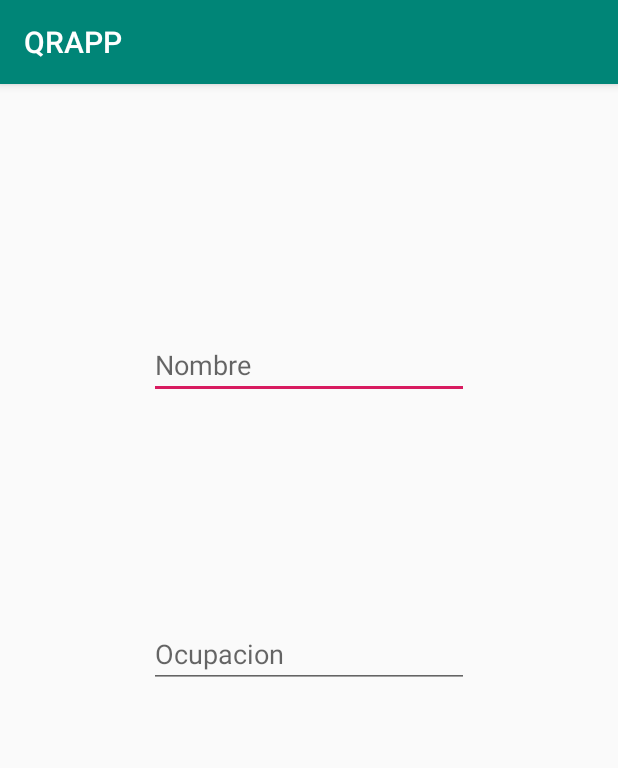
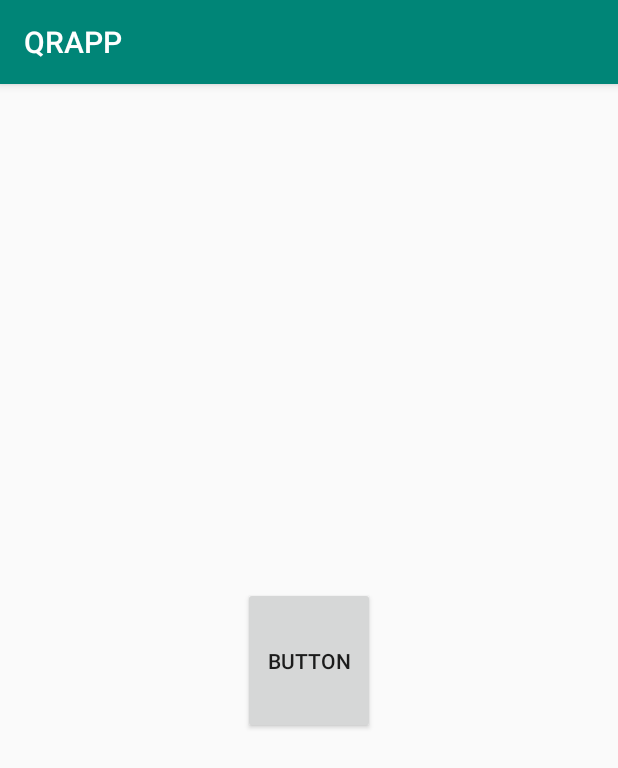
Before and after one commit to CristopherBarrios/ProyectoAndroid, an Android app: the screen it shows after launch (MainActivity), on a phone screen of 412 x 824 dp. Shown: the top 768 px of the screen. Run offline under Robolectric (Android 15) with nearby library versions, the phone set to English and light mode, and no system bars; our stand-ins replace Volley.

```diff
--- a/AppQRAndroid/app/build.gradle
+++ b/AppQRAndroid/app/build.gradle
@@ -24,10 +24,12 @@ android {
 
 dependencies {
     implementation fileTree(dir: 'libs', include: ['*.jar'])
-    implementation"org.jetbrains.kotlin:kotlin-stdlib-jdk7:$kotlin_version"
+    implementation "org.jetbrains.kotlin:kotlin-stdlib-jdk7:$kotlin_version"
     implementation 'com.android.support:appcompat-v7:28.0.0'
     implementation 'com.android.support.constraint:constraint-layout:1.1.3'
+    implementation 'com.android.volley:volley:1.1.1'
     testImplementation 'junit:junit:4.12'
     androidTestImplementation 'com.android.support.test:runner:1.0.2'
     androidTestImplementation 'com.android.support.test.espresso:espresso-core:3.0.2'
+    implementation 'com.android.support:recyclerview-v7:28.0.0'
 }
--- a/AppQRAndroid/app/src/main/java/com/example/qrapp/MainActivity.kt
+++ b/AppQRAndroid/app/src/main/java/com/example/qrapp/MainActivity.kt
@@ -1,7 +1,10 @@
 package com.example.qrapp
 
+import android.content.Intent
 import android.support.v7.app.AppCompatActivity
 import android.os.Bundle
+import android.view.View
+import android.widget.Toast
 
 class MainActivity : AppCompatActivity() {
 
@@ -9,4 +12,9 @@ class MainActivity : AppCompatActivity() {
         super.onCreate(savedInstanceState)
         setContentView(R.layout.activity_main)
     }
+    fun ventana(view: View) {
+        val hola = Intent(this@MainActivity, Main2Activity::class.java)
+        startActivity(hola)
+        Toast.makeText(this,"Bienvenido",Toast.LENGTH_LONG).show()
+    }
 }
--- /dev/null
+++ b/AppQRAndroid/app/src/main/java/com/example/qrapp/VolleySingleton.kt
@@ -0,0 +1,33 @@
+package com.example.qrapp
+
+import android.app.Application
+import com.android.volley.Request
+import com.android.volley.RequestQueue
+import com.android.volley.toolbox.Volley
+
+class VolleySingleton :Application() {
+    override fun onCreate() {
+        super.onCreate()
+        instance = this
+    }
+
+    val requestQueue: RequestQueue? = null
+        get() {
+            if (field == null) {
+                return Volley.newRequestQueue(applicationContext)
+            }
+            return field
+        }
+
+    fun <T> addToRequestQueue(request: Request<T>) {
+        request.tag = TAG
+        requestQueue?.add(request)
+    }
+
+    companion object {
+        private val TAG = VolleySingleton::class.java.simpleName
+        @get:Synchronized var instance: VolleySingleton? = null
+            private set
+    }
+
+}
--- /dev/null
+++ b/AppQRAndroid/app/src/main/java/com/example/qrapp/hero.kt
@@ -0,0 +1,3 @@
+package com.example.qrapp
+
+class hero (val name: String , val role : String)
--- a/AppQRAndroid/app/src/main/res/layout/activity_main.xml
+++ b/AppQRAndroid/app/src/main/res/layout/activity_main.xml
@@ -6,24 +6,15 @@
         android:layout_width="match_parent"
         android:layout_height="match_parent"
         tools:context=".MainActivity">
-    <EditText
+
+
+    <Button
+            android:text="Button"
             android:layout_width="wrap_content"
-            android:layout_height="wrap_content"
-            android:inputType="textPersonName"
-            android:ems="10"
-            android:id="@+id/editText" app:layout_constraintTop_toTopOf="parent"
-            android:layout_marginBottom="8dp" app:layout_constraintBottom_toBottomOf="parent"
-            app:layout_constraintVertical_bias="0.23000002" android:layout_marginEnd="8dp"
-            app:layout_constraintEnd_toEndOf="parent" android:layout_marginRight="8dp" android:layout_marginStart="8dp"
-            app:layout_constraintStart_toStartOf="parent" android:layout_marginLeft="8dp" android:hint="@string/name"/>
-    <EditText
-            android:layout_width="wrap_content"
-            android:layout_height="wrap_content"
-            android:inputType="textPersonName"
-            android:ems="10"
-            android:id="@+id/editText2" app:layout_constraintTop_toTopOf="parent"
-            android:layout_marginBottom="8dp" app:layout_constraintBottom_toBottomOf="parent"
-            android:layout_marginEnd="8dp" app:layout_constraintEnd_toEndOf="parent" android:layout_marginRight="8dp"
-            android:layout_marginStart="8dp" app:layout_constraintStart_toStartOf="parent"
-            android:layout_marginLeft="8dp" android:hint="@string/role"/>
+            android:layout_height="98dp"
+            android:id="@+id/button4" android:layout_marginTop="8dp"
+            app:layout_constraintTop_toTopOf="parent" android:layout_marginBottom="8dp"
+            app:layout_constraintBottom_toBottomOf="parent" app:layout_constraintStart_toStartOf="parent"
+            android:layout_marginLeft="8dp" android:layout_marginStart="8dp" app:layout_constraintEnd_toEndOf="parent"
+            android:layout_marginEnd="8dp" android:layout_marginRight="8dp" android:onClick="ventana"/>
 </android.support.constraint.ConstraintLayout>
```
Also changed, not shown: AppQRAndroid/app/src/main/AndroidManifest.xml (+7 -0 lines), AppQRAndroid/app/src/main/java/com/example/qrapp/HeroesList.kt (added, +25 -0 lines), AppQRAndroid/app/src/main/java/com/example/qrapp/Main2Activity.kt (added, +84 -0 lines), AppQRAndroid/app/src/main/java/com/example/qrapp/Main3Activity.kt (added, +63 -0 lines), AppQRAndroid/app/src/main/res/layout/activity_main2.xml (added, +58 -0 lines), AppQRAndroid/app/src/main/res/layout/activity_main3.xml (added, +18 -0 lines), AppQRAndroid/app/src/main/res/layout/hero_layout_view.xml (added, +16 -0 lines), AppQRAndroid/app/src/main/res/values/strings.xml (+8 -0 lines).
